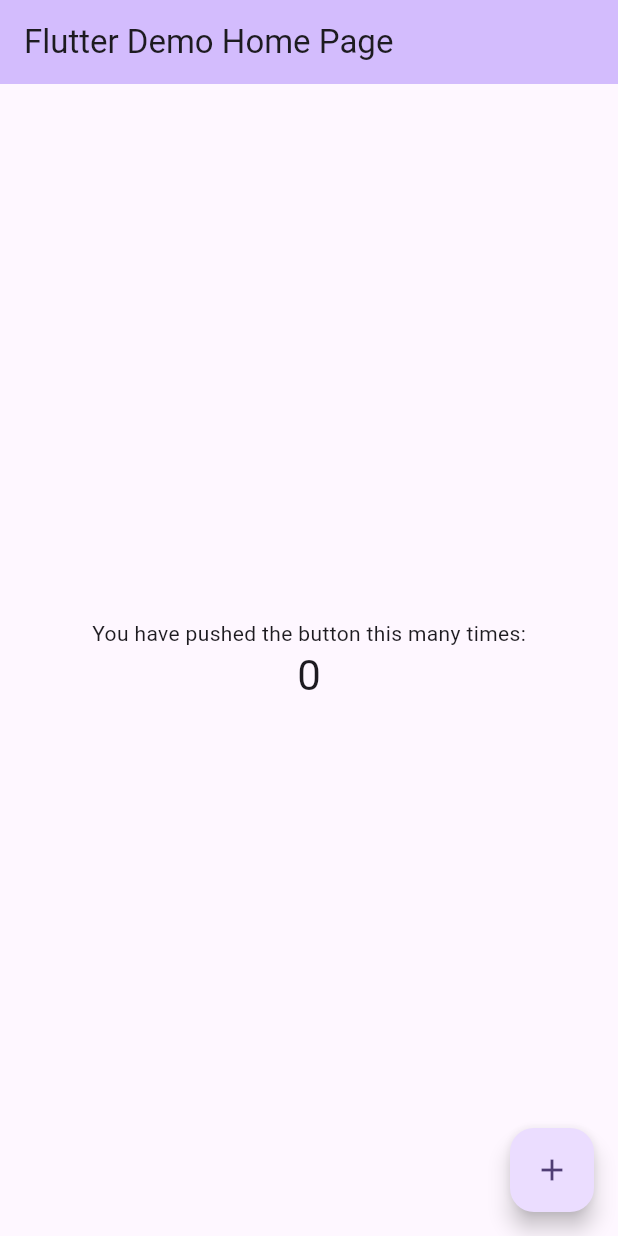
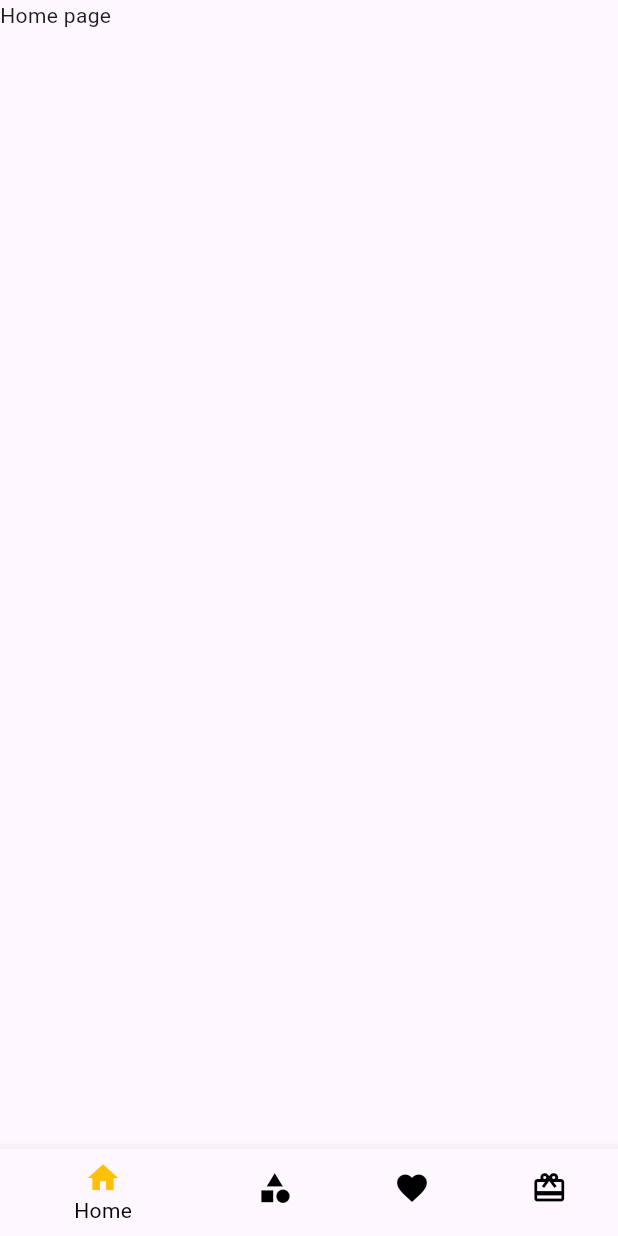
Before and after one commit to AsemNajee/flutter-e-commerce, a Flutter app: the screen it shows after launch, on a phone screen of 412 x 824 dp. Run offline on Flutter 3.47's test engine with Material 3 defaults, Android fonts, the phone set to English and light mode, and no system bars.

Commit message:
adding main layout to navigate between pages as tabs

```diff
--- /dev/null
+++ b/lib/layouts/main_layout.dart
@@ -0,0 +1,48 @@
+import 'package:flutter/material.dart';
+import 'package:omar_alsaket/pages/cart/cart_page.dart';
+import 'package:omar_alsaket/pages/categories/categories_page.dart';
+import 'package:omar_alsaket/pages/favorites/favorites_page.dart';
+import 'package:omar_alsaket/pages/home/home_page.dart';
+
+class MainLayout extends StatefulWidget {
+  const MainLayout({super.key});
+
+  @override
+  State<MainLayout> createState() => _MainLayoutState();
+}
+
+class _MainLayoutState extends State<MainLayout> {
+  int tabIndex = 0;
+  @override
+  Widget build(BuildContext context) {
+    return Scaffold(
+      body: IndexedStack(
+        index: tabIndex,
+        children: [HomePage(), CategoriesPage(), FavoritesPage(), CartPage()],
+      ),
+      bottomNavigationBar: BottomNavigationBar(
+        unselectedItemColor: Colors.black,
+        selectedItemColor: Colors.black,
+        selectedIconTheme: IconThemeData(color: Colors.amber),
+        onTap: (index) => setState(() {
+          tabIndex = index;
+        }),
+        items: [
+          BottomNavigationBarItem(icon: Icon(Icons.home), label: "Home"),
+          BottomNavigationBarItem(
+            icon: Icon(Icons.category),
+            label: "Categories",
+          ),
+          BottomNavigationBarItem(
+            icon: Icon(Icons.favorite),
+            label: "Favorites",
+          ),
+          BottomNavigationBarItem(
+            icon: Icon(Icons.card_giftcard),
+            label: "Cart",
+          ),
+        ],
+      ),
+    );
+  }
+}
--- a/lib/main.dart
+++ b/lib/main.dart
@@ -1,122 +1,6 @@
 import 'package:flutter/material.dart';
+import 'package:omar_alsaket/layouts/main_layout.dart';
 
 void main() {
-  runApp(const MyApp());
+  runApp(const MaterialApp(home: MainLayout()));
 }
-
-class MyApp extends StatelessWidget {
-  const MyApp({super.key});
-
-  // This widget is the root of your application.
-  @override
-  Widget build(BuildContext context) {
-    return MaterialApp(
-      title: 'Flutter Demo',
-      theme: ThemeData(
-        // This is the theme of your application.
-        //
-        // TRY THIS: Try running your application with "flutter run". You'll see
-        // the application has a purple toolbar. Then, without quitting the app,
-        // try changing the seedColor in the colorScheme below to Colors.green
-        // and then invoke "hot reload" (save your changes or press the "hot
-        // reload" button in a Flutter-supported IDE, or press "r" if you used
-        // the command line to start the app).
-        //
-        // Notice that the counter didn't reset back to zero; the application
-        // state is not lost during the reload. To reset the state, use hot
-        // restart instead.
-        //
-        // This works for code too, not just values: Most code changes can be
-        // tested with just a hot reload.
-        colorScheme: .fromSeed(seedColor: Colors.deepPurple),
-      ),
-      home: const MyHomePage(title: 'Flutter Demo Home Page'),
-    );
-  }
-}
-
-class MyHomePage extends StatefulWidget {
-  const MyHomePage({super.key, required this.title});
-
-  // This widget is the home page of your application. It is stateful, meaning
-  // that it has a State object (defined below) that contains fields that affect
-  // how it looks.
-
-  // This class is the configuration for the state. It holds the values (in this
-  // case the title) provided by the parent (in this case the App widget) and
-  // used by the build method of the State. Fields in a Widget subclass are
-  // always marked "final".
-
-  final String title;
-
-  @override
-  State<MyHomePage> createState() => _MyHomePageState();
-}
-
-class _MyHomePageState extends State<MyHomePage> {
-  int _counter = 0;
-
-  void _incrementCounter() {
-    setState(() {
-      // This call to setState tells the Flutter framework that something has
-      // changed in this State, which causes it to rerun the build method below
-      // so that the display can reflect the updated values. If we changed
-      // _counter without calling setState(), then the build method would not be
-      // called again, and so nothing would appear to happen.
-      _counter++;
-    });
-  }
-
-  @override
-  Widget build(BuildContext context) {
-    // This method is rerun every time setState is called, for instance as done
-    // by the _incrementCounter method above.
-    //
-    // The Flutter framework has been optimized to make rerunning build methods
-    // fast, so that you can just rebuild anything that needs updating rather
-    // than having to individually change instances of widgets.
-    return Scaffold(
-      appBar: AppBar(
-        // TRY THIS: Try changing the color here to a specific color (to
-        // Colors.amber, perhaps?) and trigger a hot reload to see the AppBar
-        // change color while the other colors stay the same.
-        backgroundColor: Theme.of(context).colorScheme.inversePrimary,
-        // Here we take the value from the MyHomePage object that was created by
-        // the App.build method, and use it to set our appbar title.
-        title: Text(widget.title),
-      ),
-      body: Center(
-        // Center is a layout widget. It takes a single child and positions it
-        // in the middle of the parent.
-        child: Column(
-          // Column is also a layout widget. It takes a list of children and
-          // arranges them vertically. By default, it sizes itself to fit its
-          // children horizontally, and tries to be as tall as its parent.
-          //
-          // Column has various properties to control how it sizes itself and
-          // how it positions its children. Here we use mainAxisAlignment to
-          // center the children vertically; the main axis here is the vertical
-          // axis because Columns are vertical (the cross axis would be
-          // horizontal).
-          //
-          // TRY THIS: Invoke "debug painting" (choose the "Toggle Debug Paint"
-          // action in the IDE, or press "p" in the console), to see the
-          // wireframe for each widget.
-          mainAxisAlignment: .center,
-          children: [
-            const Text('You have pushed the button this many times:'),
-            Text(
-              '$_counter',
-              style: Theme.of(context).textTheme.headlineMedium,
-            ),
-          ],
-        ),
-      ),
-      floatingActionButton: FloatingActionButton(
-        onPressed: _incrementCounter,
-        tooltip: 'Increment',
-        child: const Icon(Icons.add),
-      ),
-    );
-  }
-}
--- a/lib/pages/home/home_page.dart
+++ b/lib/pages/home/home_page.dart
@@ -0,0 +1,10 @@
+import 'package:flutter/material.dart';
+
+class HomePage extends StatelessWidget {
+  const HomePage({super.key});
+
+  @override
+  Widget build(BuildContext context) {
+    return Text("Home page");
+  }
+}
```
Also changed, not shown: lib/pages/cart/cart_page.dart (+15 -0 lines), lib/pages/categories/categories_page.dart (+15 -0 lines), lib/pages/favorites/favorites_page.dart (+15 -0 lines).
